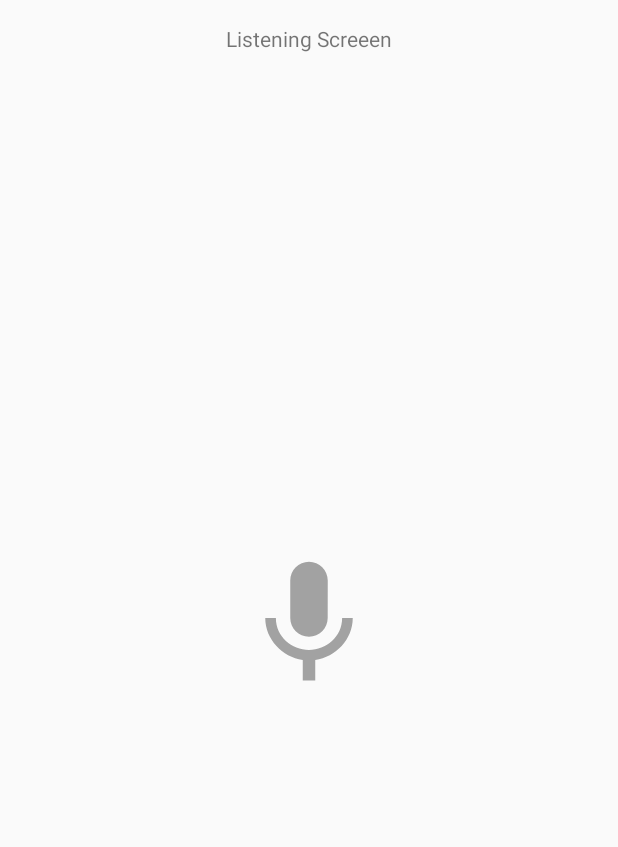
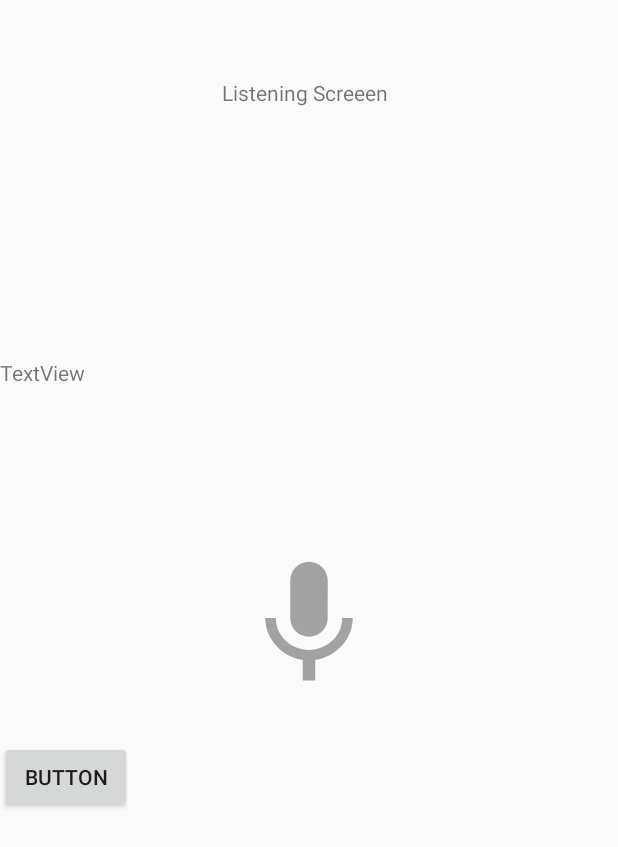
Before and after one commit to mdbyars/MeleeMe, an Android app: the layout activity_listening.xml on its own in the app's theme, with its tools: preview values and no code run, on a phone screen of 412 x 824 dp. Shown: the top 847 px of the screen. Run offline under Robolectric (Android 15) with nearby library versions, the phone set to English and light mode, and no system bars.

```diff
--- a/appmodule/build.gradle
+++ b/appmodule/build.gradle
@@ -34,7 +34,7 @@ dependencies {
     androidTestImplementation 'com.android.support.test:runner:1.0.2'
     androidTestImplementation 'com.android.support.test.espresso:espresso-core:3.0.2'
 
-    compile 'net.gotev:speech:1.3.1'
+    //compile 'net.gotev:speech:1.3.1'
     compile 'com.ramotion.paperonboarding:paper-onboarding:1.1.1'
 
 }
--- a/appmodule/src/main/res/layout/activity_listening.xml
+++ b/appmodule/src/main/res/layout/activity_listening.xml
@@ -10,11 +10,15 @@
         android:id="@+id/textView"
         android:layout_width="wrap_content"
         android:layout_height="wrap_content"
-        android:layout_marginTop="16dp"
+        android:layout_marginTop="4dp"
+        android:layout_marginBottom="8dp"
         android:text="Listening Screeen"
+        app:layout_constraintBottom_toTopOf="@+id/characterName"
         app:layout_constraintEnd_toEndOf="parent"
+        app:layout_constraintHorizontal_bias="0.492"
         app:layout_constraintStart_toStartOf="parent"
-        app:layout_constraintTop_toTopOf="parent" />
+        app:layout_constraintTop_toTopOf="parent"
+        app:layout_constraintVertical_bias="0.23" />
 
     <ImageView
         android:id="@+id/microphone"
@@ -25,4 +29,22 @@
         app:layout_constraintStart_toStartOf="parent"
         app:layout_constraintTop_toTopOf="parent"
         app:srcCompat="@drawable/ic_keyboard_voice_black_24dp" />
+
+    <TextView
+        android:id="@+id/characterName"
+        android:layout_width="115dp"
+        android:layout_height="51dp"
+        android:layout_marginBottom="72dp"
+        android:text="TextView"
+        app:layout_constraintBottom_toTopOf="@+id/microphone"
+        tools:layout_editor_absoluteX="135dp" />
+
+    <Button
+        android:id="@+id/button"
+        android:layout_width="wrap_content"
+        android:layout_height="wrap_content"
+        android:layout_marginTop="32dp"
+        android:text="Button"
+        app:layout_constraintTop_toBottomOf="@+id/microphone"
+        tools:layout_editor_absoluteX="148dp" />
 </android.support.constraint.ConstraintLayout>
```
Also changed, not shown: appmodule/src/main/java/winnerteam/hackuta/appmodule/ListeningActivity.java (+2 -10 lines), appmodule/src/main/res/values/strings.xml (+37 -0 lines), 1 other file.
